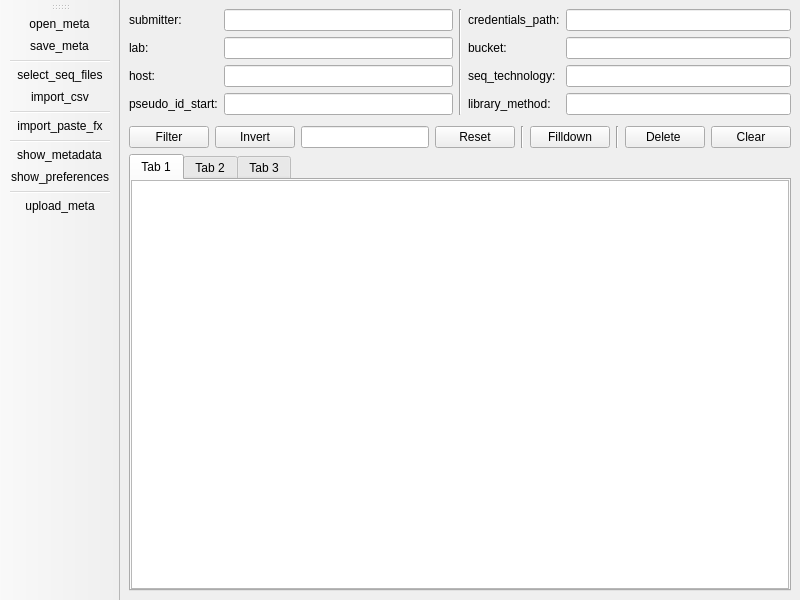
Above: ui/mw.ui from genomic-medicine-sweden/GMS-uploader before the change. Below: the same form after it.
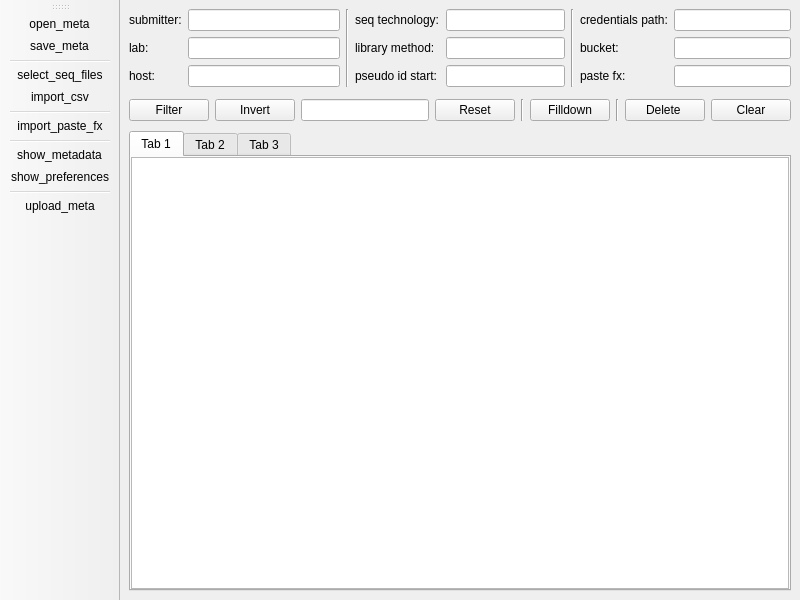
That is the form after the change. The open tabs and pages were chosen to show the change.

What changed in the file:
```diff
--- a/ui/mw.ui
+++ b/ui/mw.ui
@@ -83,14 +83,53 @@
               </property>
              </widget>
             </item>
-            <item row="3" column="0">
+           </layout>
+          </item>
+          <item>
+           <widget class="Line" name="line">
+            <property name="orientation">
+             <enum>Qt::Vertical</enum>
+            </property>
+           </widget>
+          </item>
+          <item>
+           <layout class="QFormLayout" name="formLayout_info_2">
+            <item row="0" column="0">
+             <widget class="QLabel" name="label_6">
+              <property name="text">
+               <string>seq technology:</string>
+              </property>
+             </widget>
+            </item>
+            <item row="0" column="1">
+             <widget class="QLineEdit" name="lineEdit_seq_technology">
+              <property name="readOnly">
+               <bool>true</bool>
+              </property>
+             </widget>
+            </item>
+            <item row="1" column="0">
+             <widget class="QLabel" name="label_9">
+              <property name="text">
+               <string>library method:</string>
+              </property>
+             </widget>
+            </item>
+            <item row="1" column="1">
+             <widget class="QLineEdit" name="lineEdit_lib_method">
+              <property name="readOnly">
+               <bool>true</bool>
+              </property>
+             </widget>
+            </item>
+            <item row="2" column="0">
              <widget class="QLabel" name="label_8">
               <property name="text">
-               <string>pseudo_id_start:</string>
+               <string>pseudo id start:</string>
               </property>
              </widget>
             </item>
-            <item row="3" column="1">
+            <item row="2" column="1">
              <widget class="QLineEdit" name="lineEdit_pseudo_id">
               <property name="readOnly">
                <bool>true</bool>
@@ -100,7 +139,7 @@
            </layout>
           </item>
           <item>
-           <widget class="Line" name="line">
+           <widget class="Line" name="line_4">
             <property name="orientation">
              <enum>Qt::Vertical</enum>
             </property>
@@ -111,7 +150,7 @@
             <item row="0" column="0">
              <widget class="QLabel" name="label">
               <property name="text">
-               <string>credentials_path:</string>
+               <string>credentials path:</string>
               </property>
              </widget>
             </item>
@@ -137,32 +176,14 @@
              </widget>
             </item>
             <item row="2" column="0">
-             <widget class="QLabel" name="label_6">
+             <widget class="QLabel" name="label_3">
               <property name="text">
-               <string>seq_technology:</string>
+               <string>paste fx:</string>
               </property>
              </widget>
             </item>
             <item row="2" column="1">
-             <widget class="QLineEdit" name="lineEdit_seq_technology">
-              <property name="readOnly">
-               <bool>true</bool>
-              </property>
-             </widget>
-            </item>
-            <item row="3" column="0">
-             <widget class="QLabel" name="label_9">
-              <property name="text">
-               <string>library_method:</string>
-              </property>
-             </widget>
-            </item>
-            <item row="3" column="1">
-             <widget class="QLineEdit" name="lineEdit_lib_method">
-              <property name="readOnly">
-               <bool>true</bool>
-              </property>
-             </widget>
+             <widget class="QLineEdit" name="lineEdit_paste_fx"/>
             </item>
            </layout>
           </item>
@@ -179,7 +200,7 @@
           <property name="sizeHint" stdset="0">
            <size>
             <width>20</width>
-            <height>5</height>
+            <height>6</height>
            </size>
           </property>
          </spacer>
@@ -270,6 +291,22 @@
           </item>
          </layout>
         </item>
+        <item>
+         <spacer name="verticalSpacer_2">
+          <property name="orientation">
+           <enum>Qt::Vertical</enum>
+          </property>
+          <property name="sizeType">
+           <enum>QSizePolicy::Fixed</enum>
+          </property>
+          <property name="sizeHint" stdset="0">
+           <size>
+            <width>20</width>
+            <height>4</height>
+           </size>
+          </property>
+         </spacer>
+        </item>
         <item>
          <widget class="QTabWidget" name="tabWidget_metadata">
           <property name="currentIndex">
```
Left out of the diff: 11 changed lines with no effect on the pictures.
